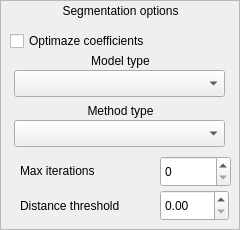
First picture: the form in project/segmentationoptionview.ui, repository Aula13/QRecog, before the edit.
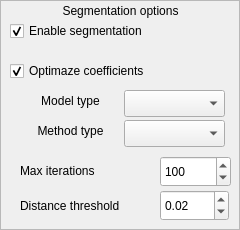
Second picture: the form after the edit.

Commit message: Default value for clustering view options

Diff of the .ui file:
```diff
--- a/project/segmentationoptionview.ui
+++ b/project/segmentationoptionview.ui
@@ -47,9 +47,9 @@
    <widget class="QComboBox" name="cmbModelType">
     <property name="geometry">
      <rect>
-      <x>14</x>
-      <y>70</y>
-      <width>211</width>
+      <x>124</x>
+      <y>90</y>
+      <width>101</width>
       <height>27</height>
      </rect>
     </property>
@@ -66,6 +66,12 @@
       <height>31</height>
      </rect>
     </property>
+    <property name="maximum">
+     <number>999</number>
+    </property>
+    <property name="value">
+     <number>100</number>
+    </property>
    </widget>
    <widget class="QLabel" name="lblMaxIterations">
     <property name="geometry">
@@ -87,8 +93,8 @@
     <property name="geometry">
      <rect>
       <x>20</x>
-      <y>50</y>
-      <width>201</width>
+      <y>90</y>
+      <width>101</width>
       <height>21</height>
      </rect>
     </property>
@@ -108,12 +114,15 @@
       <height>31</height>
      </rect>
     </property>
+    <property name="value">
+     <double>0.020000000000000</double>
+    </property>
    </widget>
    <widget class="QCheckBox" name="chkOptimazeCoef">
     <property name="geometry">
      <rect>
       <x>10</x>
-      <y>30</y>
+      <y>60</y>
       <width>221</width>
       <height>22</height>
      </rect>
@@ -121,13 +130,16 @@
     <property name="text">
      <string>Optimaze coefficients</string>
     </property>
+    <property name="checked">
+     <bool>true</bool>
+    </property>
    </widget>
    <widget class="QLabel" name="lblMethodType">
     <property name="geometry">
      <rect>
       <x>20</x>
-      <y>100</y>
-      <width>201</width>
+      <y>120</y>
+      <width>101</width>
       <height>21</height>
      </rect>
     </property>
@@ -141,9 +153,9 @@
    <widget class="QComboBox" name="cmbMethodType">
     <property name="geometry">
      <rect>
-      <x>14</x>
+      <x>124</x>
       <y>120</y>
-      <width>211</width>
+      <width>101</width>
       <height>27</height>
      </rect>
     </property>
@@ -164,6 +176,22 @@
      <set>Qt::AlignCenter</set>
     </property>
    </widget>
+   <widget class="QCheckBox" name="chkEnableSegmentation">
+    <property name="geometry">
+     <rect>
+      <x>10</x>
+      <y>20</y>
+      <width>221</width>
+      <height>22</height>
+     </rect>
+    </property>
+    <property name="text">
+     <string>Enable segmentation</string>
+    </property>
+    <property name="checked">
+     <bool>true</bool>
+    </property>
+   </widget>
   </widget>
  </widget>
  <resources/>
```
The commit also changes 9 other files.
